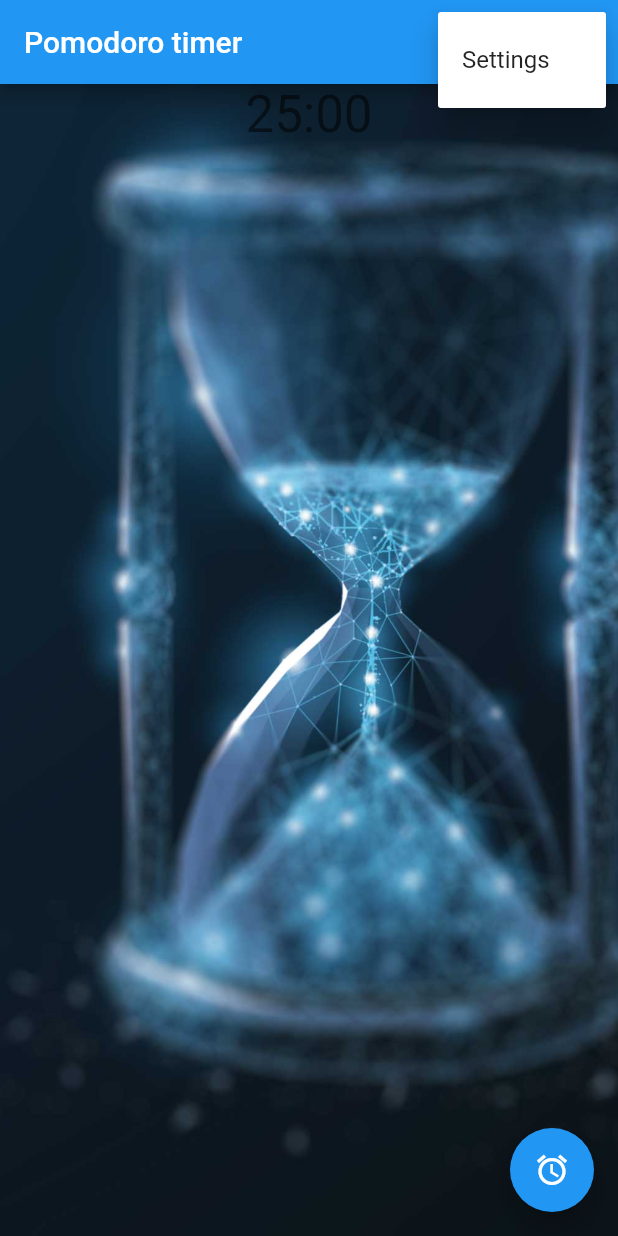
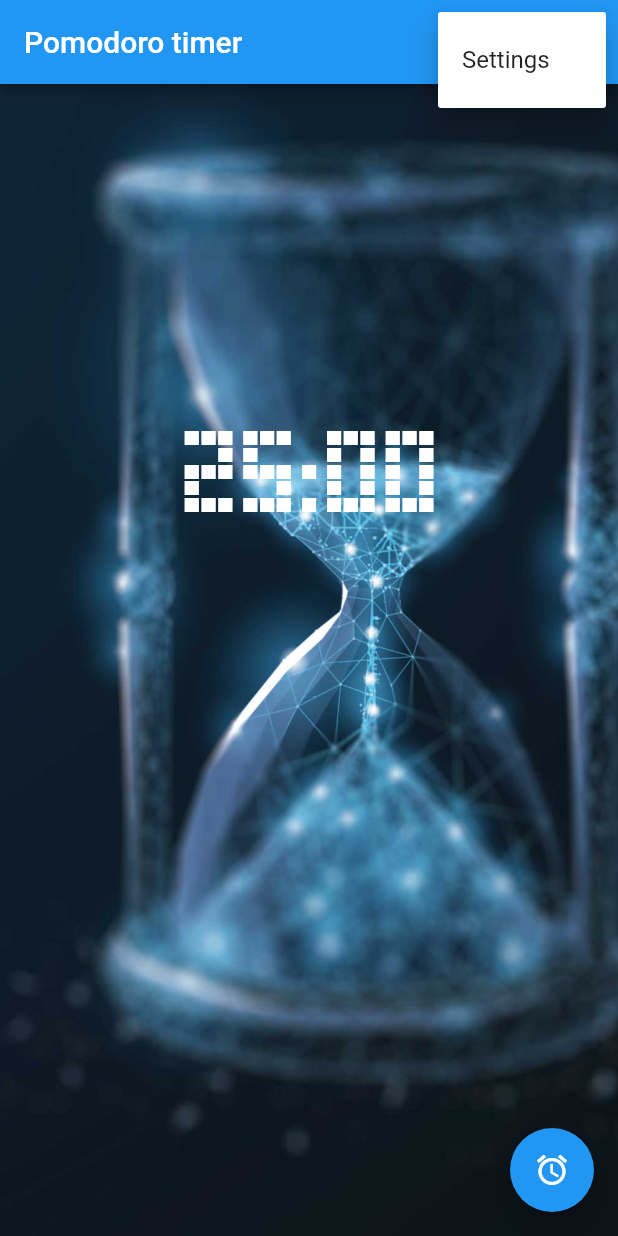
Before and after one commit to Yahhi/pomodoro_on_flutter, a Flutter app: the screen it shows after launch, after a tap on the "more vert" icon, on a phone screen of 412 x 824 dp. Run offline on Flutter 3.47's test engine with Material 2 defaults, Android fonts, the phone set to English and light mode, and no system bars; our stand-ins replace audioplayers, firebase_analytics, flutter_local_notifications, shared_preferences, sqflite; missing offline and left inert: firebase_core_web, shared_preferences_web; accounts and stored records are empty.

Commit message:
add custom font

```diff
--- a/lib/constants/settings_keys.dart
+++ b/lib/constants/settings_keys.dart
@@ -4,7 +4,7 @@ class SettingsKeys {
   static const KEY_INTERRUPTIONS_ENABLED = "interupt_enabled";
 
   static const defaultIntervalSizeInMinutes = 25;
-  static const defaultAlarmAudioPath = "assets/sound_alarm.mp3";
+  static const defaultAlarmAudioPath = "sound_alarm.mp3";
   static const defaultInterruptionEnabled = true;
 
   static const enabledText = "Pomodoro can be paused";
--- a/lib/timer_screen.dart
+++ b/lib/timer_screen.dart
@@ -11,15 +11,6 @@ import 'package:simple_pomodoro/viewmodels/timer_view_model.dart';
 
 class MyHomePage extends StatefulWidget {
   MyHomePage({Key key}) : super(key: key);
-
-  // This widget is the home page of your application. It is stateful, meaning
-  // that it has a State object (defined below) that contains fields that affect
-  // how it looks.
-
-  // This class is the configuration for the state. It holds the values (in this
-  // case the title) provided by the parent (in this case the App widget) and
-  // used by the build method of the State. Fields in a Widget subclass are
-  // always marked "final".
 
   final String title = "Pomodoro timer";
 
@@ -40,8 +31,7 @@ class _MyHomePageState extends State<MyHomePage> with WidgetsBindingObserver {
     const Choice(title: 'Settings', icon: Icons.settings),
   ];
 
-  String timeInWidget = "";
-  static AudioCache player = new AudioCache();
+  final player = AudioCache();
   TimerViewModel viewModel = TimerViewModel();
 
   @override
@@ -50,7 +40,6 @@ class _MyHomePageState extends State<MyHomePage> with WidgetsBindingObserver {
     super.initState();
     viewModel.timerIsActive.listen(_setIconForButton);
     viewModel.timeIsOver.listen(informTimerFinished);
-    viewModel.timeTillEndReadable.listen(secondChanger);
     WidgetsBinding.instance.addObserver(this);
     // initialise the plugin. app_icon needs to be a added as a drawable resource to the Android head project
     var initializationSettingsAndroid =
@@ -90,14 +79,6 @@ class _MyHomePageState extends State<MyHomePage> with WidgetsBindingObserver {
           }
         }
       }
-    }
-  }
-
-  void secondChanger(String timeString) {
-    if (timeString != null) {
-      setState(() {
-        timeInWidget = timeString;
-      });
     }
   }
 
@@ -157,11 +138,26 @@ class _MyHomePageState extends State<MyHomePage> with WidgetsBindingObserver {
           child: Column(
             mainAxisAlignment: MainAxisAlignment.center,
             children: <Widget>[
-              Text(
-                '$timeInWidget',
-                style: Theme.of(context).textTheme.headline4,
+              Expanded(
+                flex: 2,
+                child: Center(
+                  child: StreamBuilder<String>(
+                    stream: viewModel.timeTillEndReadable,
+                    initialData: '00:00',
+                    builder: (context, snapshot) {
+                      return Text(
+                        snapshot.data,
+                        style: TextStyle(
+                            color: Colors.white,
+                            fontFamily: 'Watch',
+                            fontSize: 70),
+                      );
+                    },
+                  ),
+                ),
               ),
               Expanded(
+                flex: 1,
                 child: StreamBuilder<List<SavedInterval>>(
                   stream: viewModel.finishedPomodoros,
                   initialData: [],
@@ -170,9 +166,12 @@ class _MyHomePageState extends State<MyHomePage> with WidgetsBindingObserver {
                       itemCount: snapshot.data.length,
                       itemBuilder: (BuildContext ctxt, int index) {
                         final now = snapshot.data[index].started;
-                        return Text(DateFormat.yMd().format(now) +
-                            " " +
-                            DateFormat.Hm().format(now));
+                        return Text(
+                          DateFormat.yMd().format(now) +
+                              " " +
+                              DateFormat.Hm().format(now),
+                          style: TextStyle(color: Colors.white),
+                        );
                       },
                     );
                   },
@@ -220,6 +219,5 @@ class _MyHomePageState extends State<MyHomePage> with WidgetsBindingObserver {
   void makeNoise() {
     debugPrint("zzzzz");
     player.play(SettingsKeys.defaultAlarmAudioPath);
-    player.fixedPlayer.pause();
   }
 }
```
Also changed, not shown: pubspec.yaml (+4 -4 lines), assets/Watch.ttf (added).
